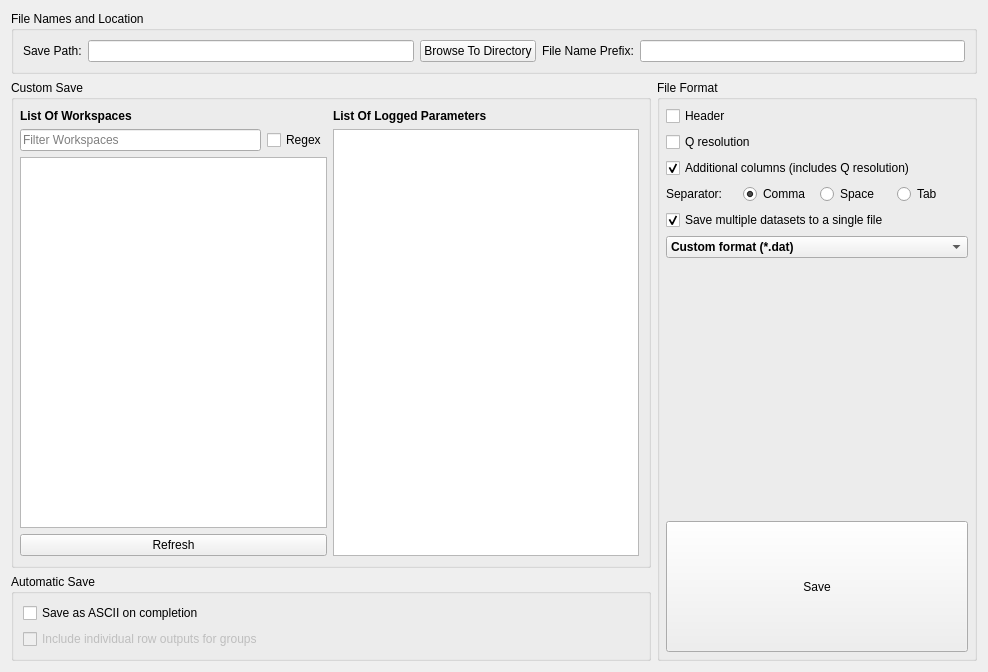
This is qt/scientific_interfaces/ISISReflectometry/GUI/Save/SaveWidget.ui in mantidproject/mantid as Qt 5 draws it before an edit. The edited form follows.
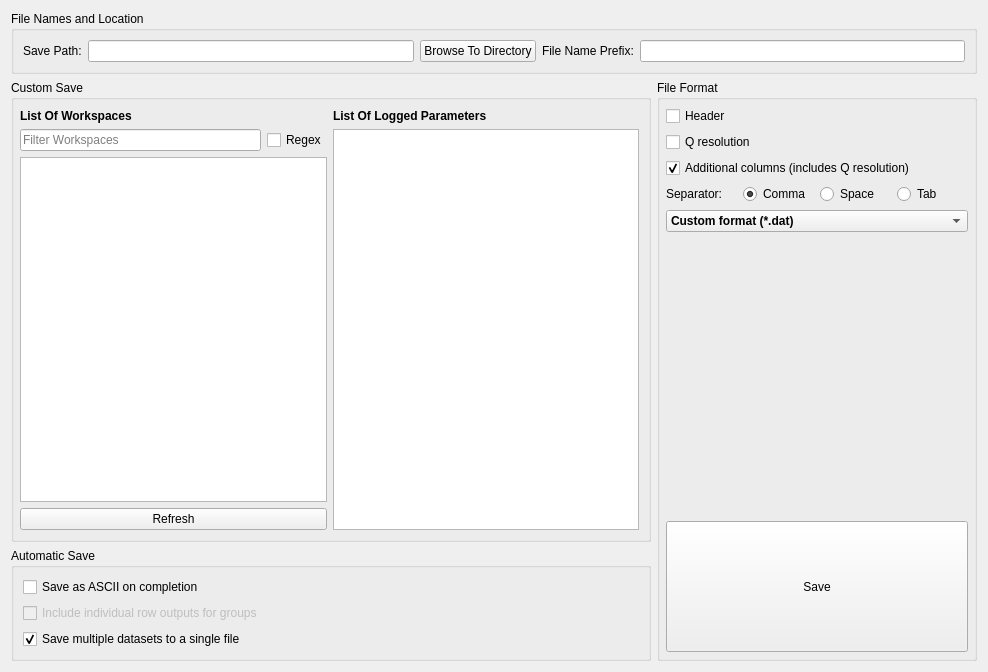
This is the edited form.

Commit message: Only allow saving multiple datasets to single ORSO file when autosaving

What changed in the file:
```diff
--- a/qt/scientific_interfaces/ISISReflectometry/GUI/Save/SaveWidget.ui
+++ b/qt/scientific_interfaces/ISISReflectometry/GUI/Save/SaveWidget.ui
@@ -165,6 +165,16 @@
             </property>
            </widget>
           </item>
+          <item>
+           <widget class="QCheckBox" name="multipleDatasetsCheckBox">
+            <property name="text">
+             <string>Save multiple datasets to a single file</string>
+            </property>
+            <property name="checked">
+             <bool>true</bool>
+            </property>
+           </widget>
+          </item>
          </layout>
         </widget>
        </item>
@@ -185,7 +195,7 @@
        <property name="alignment">
         <set>Qt::AlignLeading|Qt::AlignLeft|Qt::AlignTop</set>
        </property>
-       <layout class="QVBoxLayout" name="verticalLayout_4" stretch="0,0,0,0,0,0,0,0">
+       <layout class="QVBoxLayout" name="verticalLayout_4" stretch="0,0,0,0,0,0,0">
         <property name="leftMargin">
          <number>6</number>
         </property>
@@ -302,16 +312,6 @@
           </item>
          </layout>
         </item>
-        <item>
-         <widget class="QCheckBox" name="multipleDatasetsCheckBox">
-          <property name="text">
-           <string>Save multiple datasets to a single file</string>
-          </property>
-          <property name="checked">
-           <bool>true</bool>
-          </property>
-         </widget>
-        </item>
         <item>
          <widget class="QComboBox" name="fileFormatComboBox">
           <property name="font">
```
The commit also changes 11 other files.
